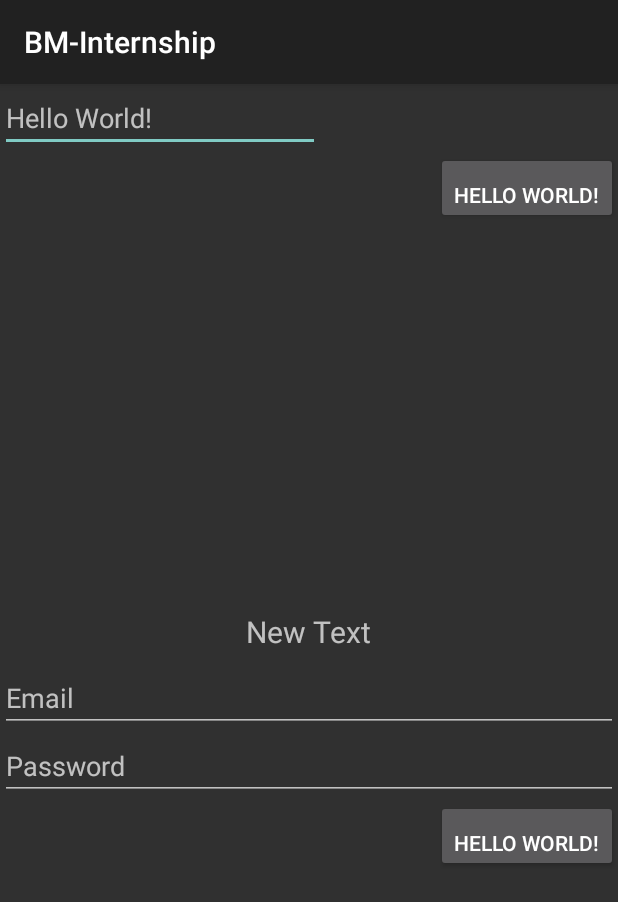
After one commit to MinaFayezN/BM-Internship, an Android app built with Jetpack Compose: the ViewActivity screen opened directly, with no data from a screen before it, on a phone screen of 412 x 824 dp. The commit adds this screen. Shown: the top 902 px of the screen. Run offline under Robolectric (Android 15) with nearby library versions, the phone set to English and light mode, and no system bars.

Commit message:
Session 06
- XML Layout
- Compose intro

```diff
--- a/app/build.gradle
+++ b/app/build.gradle
@@ -57,6 +57,9 @@ dependencies {
     implementation 'androidx.compose.ui:ui-graphics'
     implementation 'androidx.compose.ui:ui-tooling-preview'
     implementation 'androidx.compose.material3:material3'
+    implementation 'androidx.appcompat:appcompat:1.6.1'
+    implementation 'com.google.android.material:material:1.9.0'
+    implementation 'androidx.constraintlayout:constraintlayout:2.1.4'
     testImplementation 'junit:junit:4.13.2'
     androidTestImplementation 'androidx.test.ext:junit:1.1.5'
     androidTestImplementation 'androidx.test.espresso:espresso-core:3.5.1'
--- a/app/src/main/AndroidManifest.xml
+++ b/app/src/main/AndroidManifest.xml
@@ -13,6 +13,10 @@
         android:theme="@style/Theme.BMInternship"
         tools:targetApi="31">
         <activity
+            android:name=".ViewActivity"
+            android:theme="@style/Theme.AppCompat"
+            android:exported="false" />
+        <activity
             android:name=".MainActivity"
             android:exported="true"
             android:theme="@style/Theme.BMInternship">
--- /dev/null
+++ b/app/src/main/java/dev/mina/internship/ViewActivity.kt
@@ -0,0 +1,39 @@
+package dev.mina.internship
+
+import android.os.Bundle
+import android.view.View
+import android.widget.Button
+import android.widget.TextView
+import androidx.appcompat.app.AppCompatActivity
+
+class ViewActivity : AppCompatActivity() {
+    override fun onCreate(savedInstanceState: Bundle?) {
+        super.onCreate(savedInstanceState)
+        setContentView(R.layout.activity_view)
+
+        val mainTextView: TextView = findViewById(R.id.textView)
+
+        mainTextView.text = "New Text"
+
+        val button: Button = findViewById(R.id.btn_hello_world)
+        button.setOnClickListener {
+            // asd asd asd as// asd
+            mainTextView.text = "Click text"
+        }
+        val text = mainTextView.text
+
+        sumNumbers(1, 6)
+    }
+}
+
+/**
+ * this function get two numbers and multiply one by 3 and then sum them
+ *
+ * @param firstNumber the first number to be multiplied by 3
+ * @param secondNumber the second number to be added to the other one
+ *
+ * @return an Int number for the sum of the operations
+ */
+fun sumNumbers(firstNumber: Int, secondNumber: Int): Int {
+    return (firstNumber * 3) + secondNumber
+}
--- /dev/null
+++ b/app/src/main/res/layout/activity_view.xml
@@ -0,0 +1,85 @@
+<?xml version="1.0" encoding="utf-8"?>
+<ScrollView xmlns:android="http://schemas.android.com/apk/res/android"
+    xmlns:tools="http://schemas.android.com/tools"
+    android:layout_width="match_parent"
+    android:layout_height="match_parent"
+    tools:context=".ViewActivity">
+
+    <LinearLayout
+        android:layout_width="match_parent"
+        android:layout_height="wrap_content"
+        android:orientation="vertical"
+        tools:context=".ViewActivity">
+
+        <EditText
+            android:id="@+id/text"
+            android:layout_width="wrap_content"
+
+            android:layout_height="wrap_content"
+            android:ems="10"
+            android:hint="@string/first_title"
+            android:inputType="text" />
+
+        <Button
+            android:id="@+id/btn_hello_world"
+            android:layout_width="wrap_content"
+            android:layout_height="wrap_content"
+            android:layout_gravity="end"
+            android:gravity="bottom"
+            android:text="@string/first_title" />
+
+        <TextView
+            android:layout_width="250dp"
+            android:layout_height="250dp"
+            android:gravity="end|center"
+            android:text="@string/first_title"
+            android:textColor="@color/black"
+            android:textSize="20sp"
+            android:visibility="invisible"
+            tools:layout_height="450dp"
+            tools:text="askjdgasd aksjghdas kajushdv asdkjasd askjdas daskjg" />
+
+        <TextView
+            android:id="@+id/textView"
+            android:layout_width="wrap_content"
+            android:layout_height="wrap_content"
+            android:layout_gravity="center"
+            android:padding="8dp"
+            android:text="@string/app_name"
+            android:textSize="20sp" />
+
+        <ImageView
+            android:id="@+id/image"
+            android:layout_width="wrap_content"
+            android:layout_height="wrap_content"
+            android:src="@drawable/ic_launcher_background"
+            android:visibility="gone"
+            tools:visibility="visible" />
+
+        <!--    = @id/asdasdasldkahjsld -->
+
+        <EditText
+            android:id="@+id/editTextTextEmailAddress"
+            android:layout_width="match_parent"
+            android:layout_height="wrap_content"
+            android:ems="10"
+            android:hint="@string/email"
+            android:inputType="textEmailAddress" />
+
+        <EditText
+            android:id="@+id/editTextTextPassword"
+            android:layout_width="match_parent"
+            android:layout_height="wrap_content"
+            android:ems="10"
+            android:hint="@string/password"
+            android:inputType="textPassword" />
+
+        <Button
+            android:layout_width="wrap_content"
+            android:layout_height="wrap_content"
+            android:layout_gravity="end"
+            android:gravity="bottom"
+            android:text="@string/first_title" />
+
+    </LinearLayout>
+</ScrollView>
--- a/app/src/main/res/values/strings.xml
+++ b/app/src/main/res/values/strings.xml
@@ -1,3 +1,6 @@
 <resources>
     <string name="app_name">BM-Internship</string>
+    <string name="first_title">Hello World!</string>
+    <string name="email">Email</string>
+    <string name="password">Password</string>
 </resources>
```
Also changed, not shown: app/src/main/java/dev/mina/internship/MainActivity.kt (+20 -4 lines), app/src/main/java/dev/mina/internship/NewScreen.kt (added, +9 -0 lines), app/src/main/res/layout/new_layout.xml (added, +51 -0 lines).
